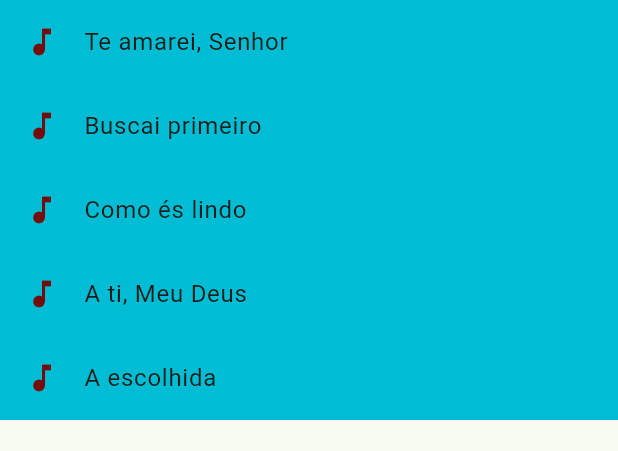
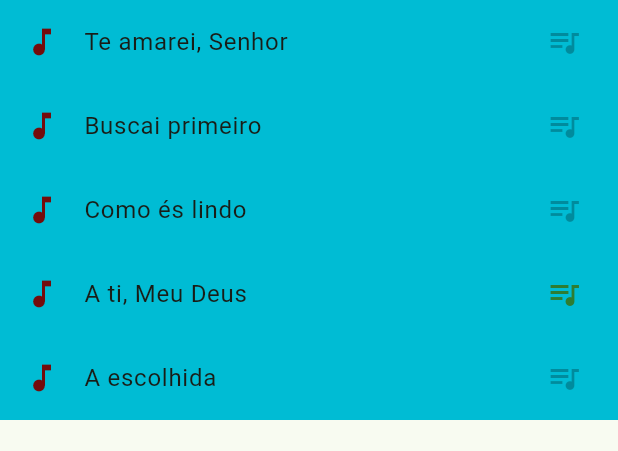
Before and after one commit to ddiasguto/mliturgica, a Flutter app: the ShowCategory screen opened directly, on a phone screen of 412 x 824 dp, the part 84-535 px from its top. Run offline on Flutter 3.47's test engine with Material 2 defaults, Android fonts, the phone set to English and light mode, and no system bars; our stand-ins replace text_scroll.

Commit message:
cipher icon indicator added on categories

```diff
--- a/lib/widgets/chants_category.dart
+++ b/lib/widgets/chants_category.dart
@@ -15,6 +15,10 @@ Widget chantsCategory(context) {
           title: Text(maestro.localList[index].title),
           iconColor: redApp,
           tileColor: Colors.cyan,
+          trailing: Icon(Icons.queue_music_outlined,
+              color: maestro.localList[index].hasCypher
+                  ? Colors.green[800]
+                  : Colors.black26),
           selectedColor: Colors.amberAccent,
           onTap: () {
             maestro.setCurrentIndex(index);
```
